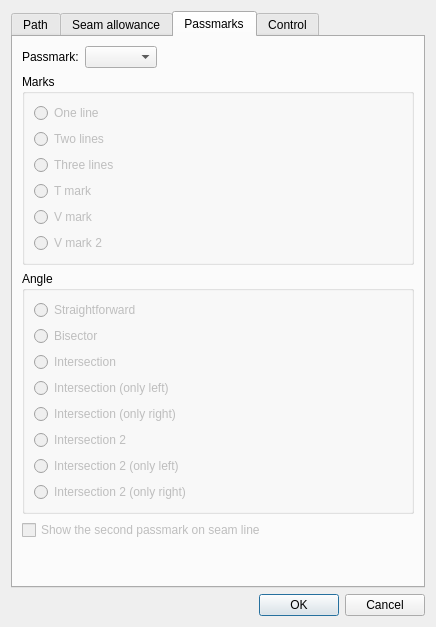
The window that src/libs/vtools/dialogs/tools/piece/dialogpiecepath.ui (OpnTec/fashionmaker) describes before a commit, drawn with Qt 5.
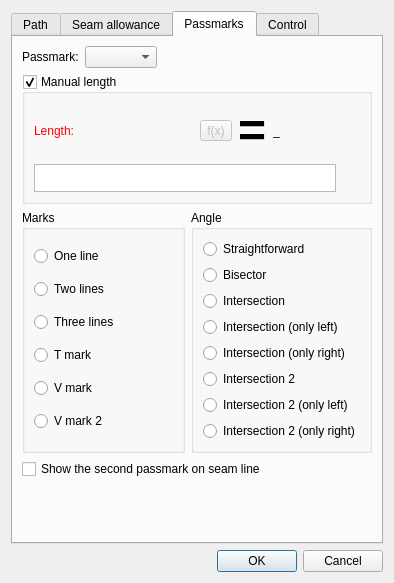
The same window after the commit. The open tabs and pages were chosen to show the change. Icons and pictures are not drawn. Custom widgets are drawn as their Qt base class.

Commit message:
Resolved issue #965. Control passmark length with formula.
branch : develop

```diff
--- a/src/libs/vtools/dialogs/tools/piece/dialogpiecepath.ui
+++ b/src/libs/vtools/dialogs/tools/piece/dialogpiecepath.ui
@@ -6,8 +6,8 @@
    <rect>
     <x>0</x>
     <y>0</y>
-    <width>436</width>
-    <height>627</height>
+    <width>394</width>
+    <height>583</height>
    </rect>
   </property>
   <property name="windowTitle">
@@ -908,7 +908,7 @@
       <attribute name="title">
        <string>Passmarks</string>
       </attribute>
-      <layout class="QVBoxLayout" name="verticalLayout_7">
+      <layout class="QVBoxLayout" name="verticalLayout_8">
        <item>
         <layout class="QFormLayout" name="formLayout_2">
          <property name="fieldGrowthPolicy">
@@ -927,6 +927,231 @@
         </layout>
        </item>
        <item>
+        <widget class="QGroupBox" name="groupBoxManualLength">
+         <property name="enabled">
+          <bool>true</bool>
+         </property>
+         <property name="title">
+          <string>Manual length</string>
+         </property>
+         <property name="checkable">
+          <bool>true</bool>
+         </property>
+         <property name="checked">
+          <bool>true</bool>
+         </property>
+         <layout class="QVBoxLayout" name="verticalLayout_7">
+          <item>
+           <layout class="QHBoxLayout" name="horizontalLayout_8">
+            <item alignment="Qt::AlignLeft">
+             <widget class="QLabel" name="labelEditPassmarkLength">
+              <property name="sizePolicy">
+               <sizepolicy hsizetype="Fixed" vsizetype="Preferred">
+                <horstretch>0</horstretch>
+                <verstretch>0</verstretch>
+               </sizepolicy>
+              </property>
+              <property name="palette">
+               <palette>
+                <active>
+                 <colorrole role="WindowText">
+                  <brush brushstyle="SolidPattern">
+                   <color alpha="255">
+                    <red>255</red>
+                    <green>0</green>
+                    <blue>0</blue>
+                   </color>
+                  </brush>
+                 </colorrole>
+                </active>
+                <inactive>
+                 <colorrole role="WindowText">
+                  <brush brushstyle="SolidPattern">
+                   <color alpha="255">
+                    <red>255</red>
+                    <green>0</green>
+                    <blue>0</blue>
+                   </color>
+                  </brush>
+                 </colorrole>
+                </inactive>
+                <disabled>
+                 <colorrole role="WindowText">
+                  <brush brushstyle="SolidPattern">
+                   <color alpha="255">
+                    <red>159</red>
+                    <green>158</green>
+                    <blue>158</blue>
+                   </color>
+                  </brush>
+                 </colorrole>
+                </disabled>
+               </palette>
+              </property>
+              <property name="text">
+               <string>Length:</string>
+              </property>
+             </widget>
+            </item>
+            <item>
+             <spacer name="horizontalSpacer_7">
+              <property name="orientation">
+               <enum>Qt::Horizontal</enum>
+              </property>
+              <property name="sizeHint" stdset="0">
+               <size>
+                <width>40</width>
+                <height>20</height>
+               </size>
+              </property>
+             </spacer>
+            </item>
+            <item alignment="Qt::AlignRight">
+             <widget class="QToolButton" name="toolButtonExprLength">
+              <property name="enabled">
+               <bool>false</bool>
+              </property>
+              <property name="toolTip">
+               <string>Formula wizard</string>
+              </property>
+              <property name="text">
+               <string notr="true">f(x)</string>
+              </property>
+              <property name="icon">
+               <iconset resource="../../../../vmisc/share/resources/icon.qrc">
+                <normaloff>:/icon/24x24/fx.png</normaloff>:/icon/24x24/fx.png</iconset>
+              </property>
+              <property name="iconSize">
+               <size>
+                <width>24</width>
+                <height>24</height>
+               </size>
+              </property>
+             </widget>
+            </item>
+            <item alignment="Qt::AlignRight">
+             <widget class="QLabel" name="label_3">
+              <property name="sizePolicy">
+               <sizepolicy hsizetype="Preferred" vsizetype="Preferred">
+                <horstretch>0</horstretch>
+                <verstretch>0</verstretch>
+               </sizepolicy>
+              </property>
+              <property name="font">
+               <font>
+                <pointsize>36</pointsize>
+                <weight>75</weight>
+                <bold>true</bold>
+               </font>
+              </property>
+              <property name="text">
+               <string>=</string>
+              </property>
+              <property name="alignment">
+               <set>Qt::AlignLeading|Qt::AlignLeft|Qt::AlignVCenter</set>
+              </property>
+             </widget>
+            </item>
+            <item alignment="Qt::AlignRight">
+             <widget class="QLabel" name="labelResultPassmarkLength">
+              <property name="sizePolicy">
+               <sizepolicy hsizetype="Fixed" vsizetype="Preferred">
+                <horstretch>0</horstretch>
+                <verstretch>0</verstretch>
+               </sizepolicy>
+              </property>
+              <property name="minimumSize">
+               <size>
+                <width>87</width>
+                <height>0</height>
+               </size>
+              </property>
+              <property name="toolTip">
+               <string>Value</string>
+              </property>
+              <property name="whatsThis">
+               <string notr="true"/>
+              </property>
+              <property name="text">
+               <string notr="true">_</string>
+              </property>
+             </widget>
+            </item>
+           </layout>
+          </item>
+          <item>
+           <layout class="QHBoxLayout" name="horizontalLayout_10">
+            <item>
+             <widget class="VPlainTextEdit" name="plainTextEditPassmarkLength">
+              <property name="enabled">
+               <bool>true</bool>
+              </property>
+              <property name="sizePolicy">
+               <sizepolicy hsizetype="Expanding" vsizetype="Preferred">
+                <horstretch>0</horstretch>
+                <verstretch>0</verstretch>
+               </sizepolicy>
+              </property>
+              <property name="maximumSize">
+               <size>
+                <width>16777215</width>
+                <height>28</height>
+               </size>
+              </property>
+              <property name="toolTip">
+               <string>Calculation</string>
+              </property>
+              <property name="tabChangesFocus">
+               <bool>true</bool>
+              </property>
+             </widget>
+            </item>
+            <item>
+             <widget class="QPushButton" name="pushButtonGrowPassmarkLength">
+              <property name="enabled">
+               <bool>true</bool>
+              </property>
+              <property name="maximumSize">
+               <size>
+                <width>18</width>
+                <height>18</height>
+               </size>
+              </property>
+              <property name="sizeIncrement">
+               <size>
+                <width>0</width>
+                <height>0</height>
+               </size>
+              </property>
+              <property name="toolTip">
+               <string>&lt;html&gt;&lt;head/&gt;&lt;body&gt;&lt;p&gt;Show full calculation in message box&lt;/p&gt;&lt;/body&gt;&lt;/html&gt;</string>
+              </property>
+              <property name="text">
+               <string notr="true"/>
+              </property>
+              <property name="icon">
+               <iconset theme="go-down">
+                <normaloff>../</normaloff>../</iconset>
+              </property>
+              <property name="iconSize">
+               <size>
+                <width>16</width>
+                <height>16</height>
+               </size>
+              </property>
+              <property name="flat">
+               <bool>true</bool>
+              </property>
+             </widget>
+            </item>
+           </layout>
+          </item>
+         </layout>
+        </widget>
+       </item>
+       <item>
+        <layout class="QHBoxLayout" name="horizontalLayout">
+         <item>
         <widget class="QGroupBox" name="groupBoxMarkType">
          <property name="enabled">
           <bool>true</bool>
@@ -938,7 +1163,7 @@
           <item>
            <widget class="QRadioButton" name="radioButtonOneLine">
             <property name="enabled">
-             <bool>false</bool>
+               <bool>true</bool>
             </property>
             <property name="text">
              <string>One line</string>
@@ -951,7 +1176,7 @@
           <item>
            <widget class="QRadioButton" name="radioButtonTwoLines">
             <property name="enabled">
-             <bool>false</bool>
+               <bool>true</bool>
             </property>
             <property name="text">
              <string>Two lines</string>
@@ -964,7 +1189,7 @@
           <item>
            <widget class="QRadioButton" name="radioButtonThreeLines">
             <property name="enabled">
-             <bool>false</bool>
+               <bool>true</bool>
             </property>
             <property name="text">
              <string>Three lines</string>
@@ -977,7 +1202,7 @@
           <item>
            <widget class="QRadioButton" name="radioButtonTMark">
             <property name="enabled">
-             <bool>false</bool>
+               <bool>true</bool>
             </property>
             <property name="text">
              <string>T mark</string>
@@ -990,7 +1215,7 @@
           <item>
            <widget class="QRadioButton" name="radioButtonVMark">
             <property name="enabled">
-             <bool>false</bool>
+               <bool>true</bool>
             </property>
             <property name="toolTip">
              <string>Acute angle that looks inside of piece</string>
@@ -1006,7 +1231,7 @@
           <item>
            <widget class="QRadioButton" name="radioButtonVMark2">
             <property name="enabled">
-             <bool>false</bool>
+               <bool>true</bool>
             </property>
             <property name="toolTip">
              <string>Acute angle that looks outside of piece</string>
@@ -1024,6 +1249,9 @@
        </item>
        <item>
         <widget class="QGroupBox" name="groupBoxAngleType">
+           <property name="enabled">
+            <bool>true</bool>
+           </property>
          <property name="title">
           <string>Angle</string>
          </property>
@@ -1031,7 +1259,7 @@
           <item>
            <widget class="QRadioButton" name="radioButtonStraightforward">
             <property name="enabled">
-             <bool>false</bool>
+               <bool>true</bool>
             </property>
             <property name="text">
              <string>Straightforward</string>
@@ -1044,7 +1272,7 @@
           <item>
            <widget class="QRadioButton" name="radioButtonBisector">
             <property name="enabled">
-             <bool>false</bool>
+               <bool>true</bool>
             </property>
             <property name="text">
              <string>Bisector</string>
@@ -1057,7 +1285,7 @@
           <item>
            <widget class="QRadioButton" name="radioButtonIntersection">
             <property name="enabled">
-             <bool>false</bool>
+               <bool>true</bool>
             </property>
             <property name="toolTip">
              <string>Select if need designate the corner point as a passmark</string>
@@ -1073,7 +1301,7 @@
           <item>
            <widget class="QRadioButton" name="radioButtonIntersectionOnlyLeft">
             <property name="enabled">
-             <bool>false</bool>
+               <bool>true</bool>
             </property>
             <property name="toolTip">
              <string>Select if need designate the corner point as a passmark. Show only left passmark.</string>
@@ -1089,7 +1317,7 @@
           <item>
            <widget class="QRadioButton" name="radioButtonIntersectionOnlyRight">
             <property name="enabled">
-             <bool>false</bool>
+               <bool>true</bool>
             </property>
             <property name="toolTip">
              <string>Select if need designate the corner point as a passmark. Show only right passmark.</string>
@@ -1105,7 +1333,7 @@
           <item>
            <widget class="QRadioButton" name="radioButtonIntersection2">
             <property name="enabled">
-             <bool>false</bool>
+               <bool>true</bool>
             </property>
             <property name="toolTip">
              <string>Select if need designate the corner point as a passmark</string>
@@ -1121,7 +1349,7 @@
           <item>
            <widget class="QRadioButton" name="radioButtonIntersection2OnlyLeft">
             <property name="enabled">
-             <bool>false</bool>
+               <bool>true</bool>
             </property>
             <property name="toolTip">
              <string>Select if need designate the corner point as a passmark. Show only left passmark.</string>
@@ -1137,7 +1365,7 @@
           <item>
            <widget class="QRadioButton" name="radioButtonIntersection2OnlyRight">
             <property name="enabled">
-             <bool>false</bool>
+               <bool>true</bool>
             </property>
             <property name="toolTip">
              <string>Select if need designate the corner point as a passmark. Show only right passmark.</string>
@@ -1153,10 +1381,12 @@
          </layout>
         </widget>
        </item>
+        </layout>
+       </item>
        <item>
         <widget class="QCheckBox" name="checkBoxShowSecondPassmark">
          <property name="enabled">
-          <bool>false</bool>
+          <bool>true</bool>
          </property>
          <property name="toolTip">
           <string>This option has effect only if the second passmark on seam line enabled in global preferences. The option helps disable the second passmark for this passmark only.</string>
```
Left out of the diff: 8 changed lines with no effect on the pictures. Lines whose indentation alone changed are shown as unchanged. The commit also changes 24 other files.
